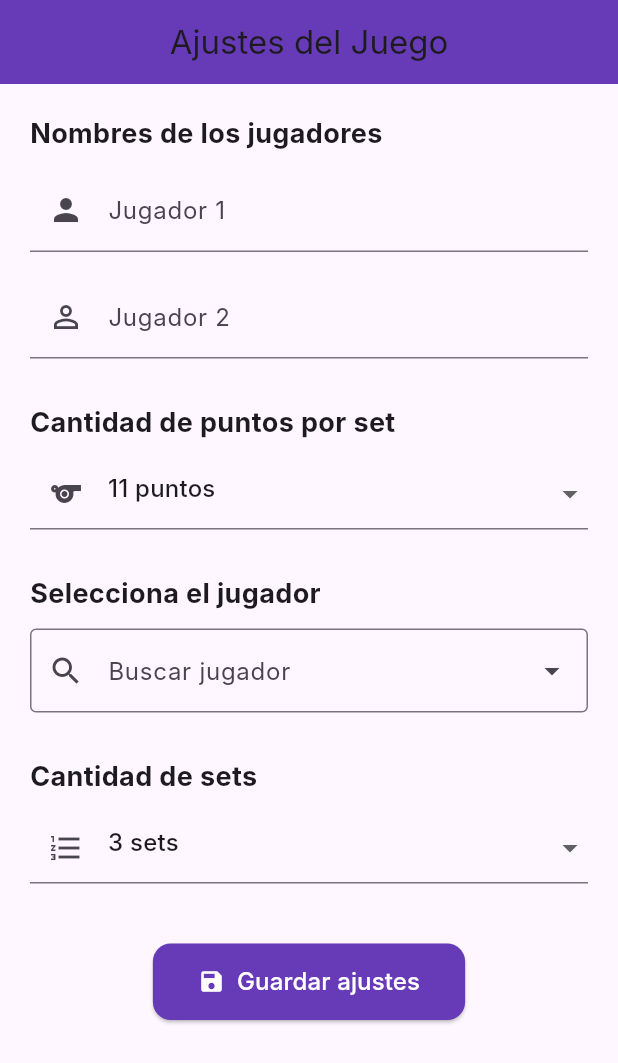
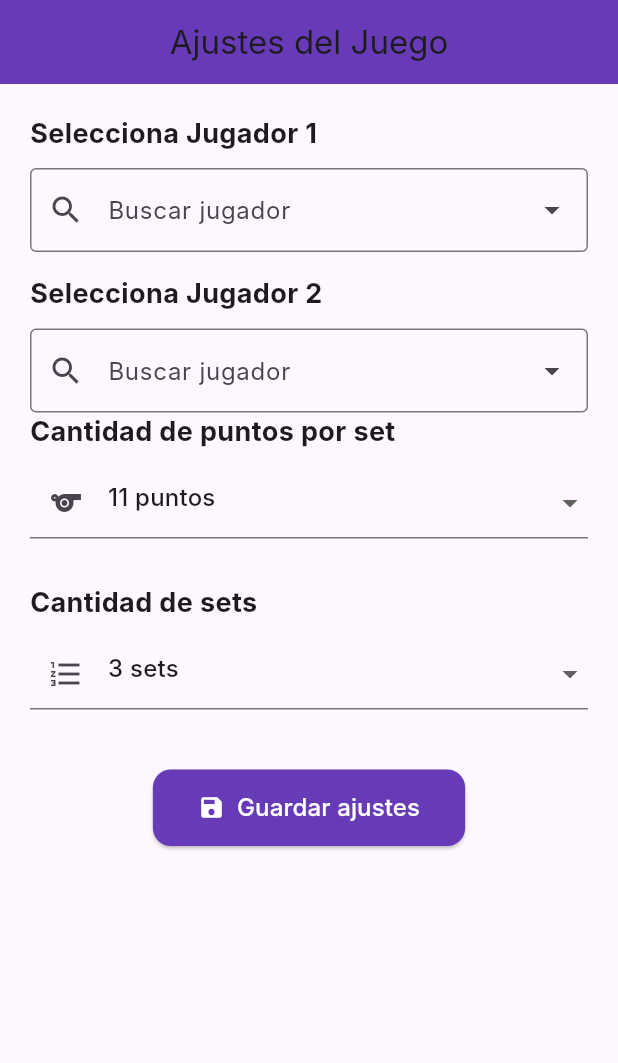
Before and after one commit to Edgarbri26/marcadorApp-flutter, a Flutter app: the screen it shows after launch, on a phone screen of 412 x 824 dp. Shown: the top 1063 px of the screen. Run offline on Flutter 3.47's test engine with Material 3 defaults, Android fonts, the light colour scheme and no system bars; drawn by our look-alikes of dropdown_search; our stand-ins replace shared_preferences; Roboto replaces fonts that are missing (Inter).

Commit message:
feat: implement player selection dropdowns in game settings page

```diff
--- /dev/null
+++ b/devtools_options.yaml
@@ -0,0 +1,3 @@
+description: This file stores settings for Dart & Flutter DevTools.
+documentation: https://docs.flutter.dev/tools/devtools/extensions#configure-extension-enablement-states
+extensions:
--- a/lib/pages/game_settings_page.dart
+++ b/lib/pages/game_settings_page.dart
@@ -1,6 +1,7 @@
 import 'package:flutter/material.dart';
 import 'package:marcador/config/app_routes.dart';
 import 'package:marcador/widget/jugador_dropdown.dart';
+import 'package:marcador/models/jugadores.dart';
 import 'package:shared_preferences/shared_preferences.dart';
 
 class GameSettingsPage extends StatefulWidget {
@@ -81,6 +82,9 @@ class _GameSettingsPageState extends State<GameSettingsPage> {
     Navigator.pushNamed(context, AppRoutes.marcadorVertical);
   }
 
+  Jugador? _player1Seleccionado;
+  Jugador? _player2Seleccionado;
+
   @override
   Widget build(BuildContext context) {
     if (_isLoading) {
@@ -100,26 +104,34 @@ class _GameSettingsPageState extends State<GameSettingsPage> {
           children: [
             // Nombres de jugadores
             const Text(
-              "Nombres de los jugadores",
+              "Selecciona Jugador 1",
               style: TextStyle(fontSize: 18, fontWeight: FontWeight.bold),
             ),
             const SizedBox(height: 10),
-            TextField(
-              controller: _player1Controller,
-              decoration: const InputDecoration(
-                labelText: "Jugador 1",
-                prefixIcon: Icon(Icons.person),
-              ),
+            JugadorDropdown(
+              selectedItem: _player1Seleccionado,
+              onChanged: (jugador) {
+                setState(() {
+                  _player1Seleccionado = jugador;
+                  _player1Controller.text = jugador?.nombreCompleto ?? '';
+                });
+              },
             ),
             const SizedBox(height: 15),
-            TextField(
-              controller: _player2Controller,
-              decoration: const InputDecoration(
-                labelText: "Jugador 2",
-                prefixIcon: Icon(Icons.person_outline),
-              ),
+            const Text(
+              "Selecciona Jugador 2",
+              style: TextStyle(fontSize: 18, fontWeight: FontWeight.bold),
             ),
-            const SizedBox(height: 30),
+            const SizedBox(height: 10),
+            JugadorDropdown(
+              selectedItem: _player2Seleccionado,
+              onChanged: (jugador) {
+                setState(() {
+                  _player2Seleccionado = jugador;
+                  _player2Controller.text = jugador?.nombreCompleto ?? '';
+                });
+              },
+            ),
 
             // Selección de puntos
             const Text(
@@ -143,14 +155,6 @@ class _GameSettingsPageState extends State<GameSettingsPage> {
                 });
               },
             ),
-            const SizedBox(height: 30),
-
-            const Text(
-              "Selecciona el jugador",
-              style: TextStyle(fontSize: 18, fontWeight: FontWeight.bold),
-            ),
-            const SizedBox(height: 10),
-            JugadorDropdown(),
             const SizedBox(height: 30),
 
             // Selección de sets
--- a/lib/widget/jugador_dropdown.dart
+++ b/lib/widget/jugador_dropdown.dart
@@ -4,7 +4,10 @@ import 'package:marcador/models/jugadores.dart';
 import 'package:marcador/services/api_services.dart';
 
 class JugadorDropdown extends StatefulWidget {
-  const JugadorDropdown({super.key});
+  final Jugador? selectedItem;
+  final ValueChanged<Jugador?> onChanged;
+
+  const JugadorDropdown({super.key, this.selectedItem, required this.onChanged});
 
   @override
   State<JugadorDropdown> createState() => _JugadorDropdownState();
@@ -19,9 +22,11 @@ class _JugadorDropdownState extends State<JugadorDropdown> {
       items: (String? filtro, _) async {
         final todos = await ApiService().fetchJugadores();
         return todos
-            .where((j) => j.nombreCompleto
-                .toLowerCase()
-                .contains(filtro?.toLowerCase() ?? ''))
+            .where(
+              (j) => j.nombreCompleto.toLowerCase().contains(
+                filtro?.toLowerCase() ?? '',
+              ),
+            )
             .toList();
       },
       itemAsString: (Jugador j) => j.nombreCompleto,
@@ -31,6 +36,7 @@ class _JugadorDropdownState extends State<JugadorDropdown> {
         setState(() {
           _jugadorSeleccionado = nuevo;
         });
+        widget.onChanged(nuevo);
       },
       popupProps: PopupProps.menu(
         showSearchBox: true,
@@ -42,11 +48,12 @@ class _JugadorDropdownState extends State<JugadorDropdown> {
             border: OutlineInputBorder(),
           ),
         ),
-        itemBuilder: (context, jugador, isSelected, isDisabled) => ListTile(
-        title: Text(jugador.nombreCompleto),
-        leading: const Icon(Icons.person),
-        enabled: !isDisabled,
-      ),
+        itemBuilder:
+            (context, jugador, isSelected, isDisabled) => ListTile(
+              title: Text(jugador.nombreCompleto),
+              leading: const Icon(Icons.person),
+              enabled: !isDisabled,
+            ),
       ),
       decoratorProps: const DropDownDecoratorProps(
         decoration: InputDecoration(
```
